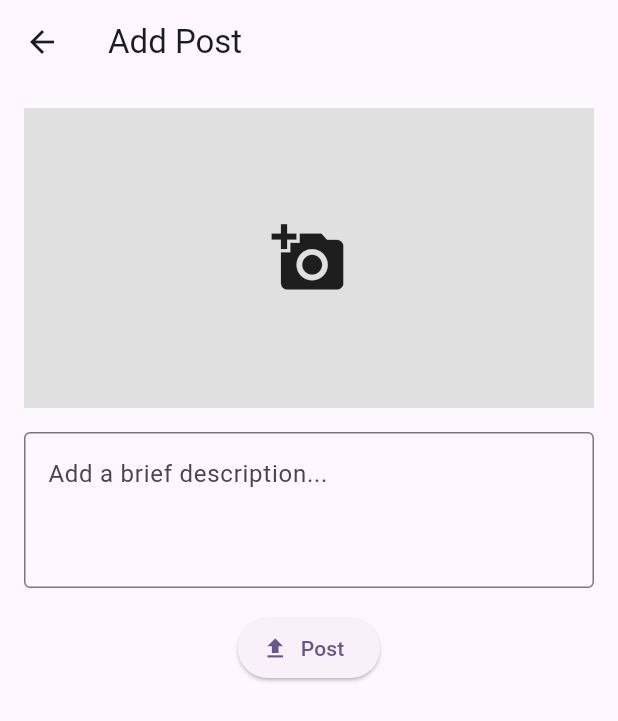
After one commit to Mobile-Programming-MDP/project-latihan-pab2-Erikaa311, a Flutter app: the AddPostScreen screen opened directly, after a tap on "Post", on a phone screen of 412 x 824 dp. The commit adds this screen. Shown: the top 721 px of the screen. Run offline on Flutter 3.47's test engine with Material 3 defaults, Android fonts, the phone set to English and light mode, and no system bars; our stand-ins replace cloud_firestore, firebase_auth, firebase_core, firebase_database, flutter_image_compress, geolocator and 2 more; accounts and stored records are empty.

Commit message:
update home dan add post

```diff
--- /dev/null
+++ b/fasum/lib/screens/add_post_screen.dart
@@ -0,0 +1,190 @@
+import 'dart:convert';
+import 'dart:io';
+import 'package:flutter/material.dart';
+import 'package:image_picker/image_picker.dart';
+import 'package:cloud_firestore/cloud_firestore.dart';
+import 'package:geolocator/geolocator.dart';
+import 'package:flutter_image_compress/flutter_image_compress.dart';
+import 'package:firebase_auth/firebase_auth.dart';
+
+class AddPostScreen extends StatefulWidget {
+  const AddPostScreen({super.key});
+  @override
+  State<AddPostScreen> createState() => _AddPostScreenState();
+}
+
+class _AddPostScreenState extends State<AddPostScreen> {
+  File? _image;
+  String? _base64Image;
+  final TextEditingController _descriptionController = TextEditingController();
+  final ImagePicker _picker = ImagePicker();
+  bool _isUploading = false;
+  double? _latitude;
+  double? _longitude;
+  Future<void> _pickImage(ImageSource source) async {
+    final pickedFile = await _picker.pickImage(source: source);
+    if (pickedFile != null) {
+      setState(() {
+        _image = File(pickedFile.path);
+      });
+      await _compressAndEncodeImage();
+    }
+  }
+
+  Future<void> _compressAndEncodeImage() async {
+    if (_image == null) return;
+    final compressedImage = await FlutterImageCompress.compressWithFile(
+      _image!.path,
+      quality: 50,
+    );
+    if (compressedImage == null) return;
+    setState(() {
+      _base64Image = base64Encode(compressedImage);
+    });
+  }
+
+  Future<void> _getLocation() async {
+    bool serviceEnabled;
+    LocationPermission permission;
+    serviceEnabled = await Geolocator.isLocationServiceEnabled();
+    if (!serviceEnabled) {
+      throw Exception('Location services are disabled.');
+    }
+    permission = await Geolocator.checkPermission();
+    if (permission == LocationPermission.denied) {
+      permission = await Geolocator.requestPermission();
+      if (permission == LocationPermission.deniedForever ||
+          permission == LocationPermission.denied) {
+        throw Exception('Location permissions are denied.');
+      }
+    }
+    try {
+      final position = await Geolocator.getCurrentPosition(
+        locationSettings: LocationSettings(accuracy: LocationAccuracy.high),
+      ).timeout(const Duration(seconds: 10));
+      setState(() {
+        _latitude = position.latitude;
+        _longitude = position.longitude;
+      });
+    } catch (e) {
+      debugPrint('Failed to retrieve location: $e');
+      setState(() {
+        _latitude = null;
+        _longitude = null;
+      });
+    }
+  }
+
+  Future<void> _submitPost() async {
+    if (_base64Image == null || _descriptionController.text.isEmpty) return;
+    setState(() => _isUploading = true);
+    final now = DateTime.now().toIso8601String();
+    final uid = FirebaseAuth.instance.currentUser?.uid;
+    if (uid == null) {
+      setState(() => _isUploading = false);
+      ScaffoldMessenger.of(context).showSnackBar(
+        SnackBar(content: Text('User not found.')),
+      );
+      return;
+    }
+    try {
+      await _getLocation();
+      // Ambil nama lengkap dari koleksi users
+      final userDoc =
+          await FirebaseFirestore.instance.collection('users').doc(uid).get();
+      final fullName = userDoc.data()?['fullName'] ?? 'Anonymous';
+      await FirebaseFirestore.instance.collection('posts').add({
+        'image': _base64Image,
+        'description': _descriptionController.text,
+        'createdAt': now,
+        'latitude': _latitude,
+        'longitude': _longitude,
+        'fullName': fullName,
+        'userId': uid, // optional: jika ingin simpan UID juga
+      });
+      if (!mounted) return;
+      Navigator.pop(context);
+    } catch (e) {
+      debugPrint('Upload failed: $e');
+      if (!mounted) return;
+      setState(() => _isUploading = false);
+      ScaffoldMessenger.of(context).showSnackBar(
+        SnackBar(content: Text('Failed to upload the post.')),
+      );
+    }
+  }
+
+  void _showImageSourceDialog() {
+    showDialog(
+      context: context,
+      builder: (context) => AlertDialog(
+        title: Text("Choose Image Source"),
+        actions: [
+          TextButton(
+            onPressed: () {
+              Navigator.pop(context);
+              _pickImage(ImageSource.camera);
+            },
+            child: Text("Camera"),
+          ),
+          TextButton(
+            onPressed: () {
+              Navigator.pop(context);
+              _pickImage(ImageSource.gallery);
+            },
+            child: Text("Gallery"),
+          ),
+        ],
+      ),
+    );
+  }
+
+  @override
+  Widget build(BuildContext context) {
+    return Scaffold(
+      appBar: AppBar(title: Text('Add Post')),
+      body: SingleChildScrollView(
+        padding: EdgeInsets.all(16),
+        child: Column(
+          children: [
+            _image != null
+                ? Image.file(
+                    _image!,
+                    height: 200,
+                    width: double.infinity,
+                    fit: BoxFit.cover,
+                  )
+                : GestureDetector(
+                    onTap: _showImageSourceDialog,
+                    child: Container(
+                      height: 200,
+                      color: Colors.grey[300],
+                      child: Center(
+                        child: Icon(Icons.add_a_photo, size: 50),
+                      ),
+                    ),
+                  ),
+            SizedBox(height: 16),
+            TextField(
+              controller: _descriptionController,
+              textCapitalization: TextCapitalization.sentences,
+              maxLines: 3,
+              decoration: InputDecoration(
+                hintText: 'Add a brief description...',
+                border: OutlineInputBorder(),
+              ),
+            ),
+            SizedBox(height: 16),
+            _isUploading
+                ? CircularProgressIndicator()
+                : ElevatedButton.icon(
+                    onPressed: _submitPost,
+                    icon: Icon(Icons.upload),
+                    label: Text('Post'),
+                  ),
+          ],
+        ),
+      ),
+    );
+  }
+}
--- a/fasum/pubspec.yaml
+++ b/fasum/pubspec.yaml
@@ -37,9 +37,12 @@ dependencies:
   firebase_core: ^3.12.1
   firebase_auth: ^5.5.1
   cloud_firestore: ^5.6.6
-  path: ^1.9.1
+  path: ^1.9.0
   image: ^4.5.4
   intl: ^0.20.2
+  flutter_image_compress: ^2.2.0
+  image_picker: ^1.1.2
+  geolocator: ^14.0.0
 
 dev_dependencies:
   flutter_test:
```
Also changed, not shown: fasum/lib/main.dart (+6 -5 lines), fasum/lib/screens/home_screen.dart (+44 -8 lines), fasum/pubspec.lock, karyawan/pubspec.lock, pilem/pubspec.lock, 5 other files.
